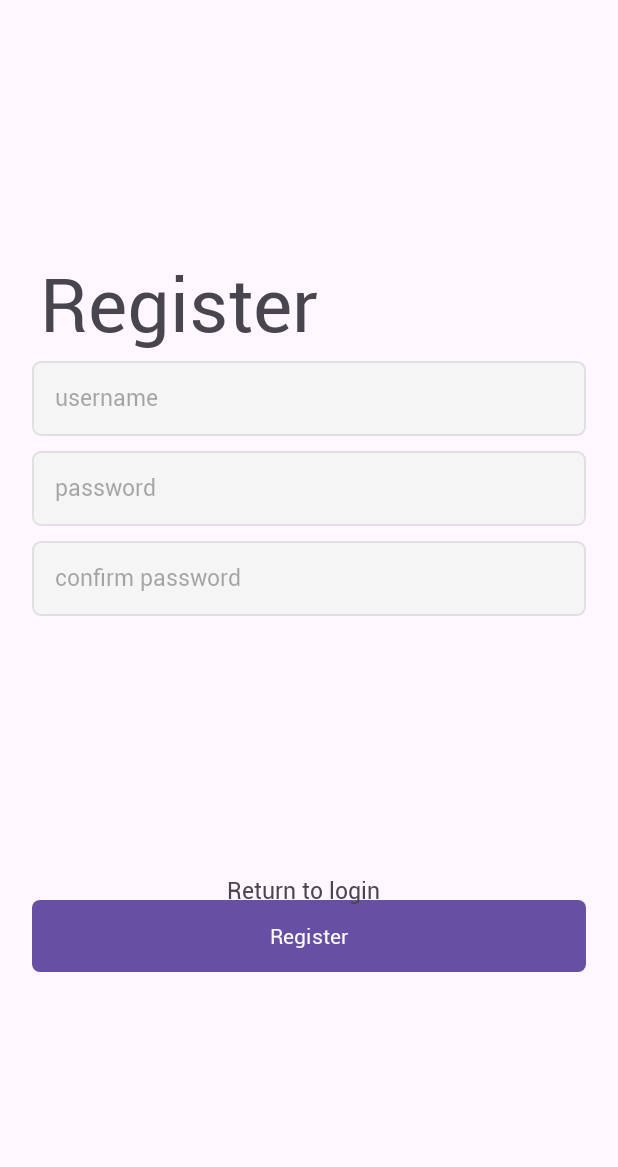
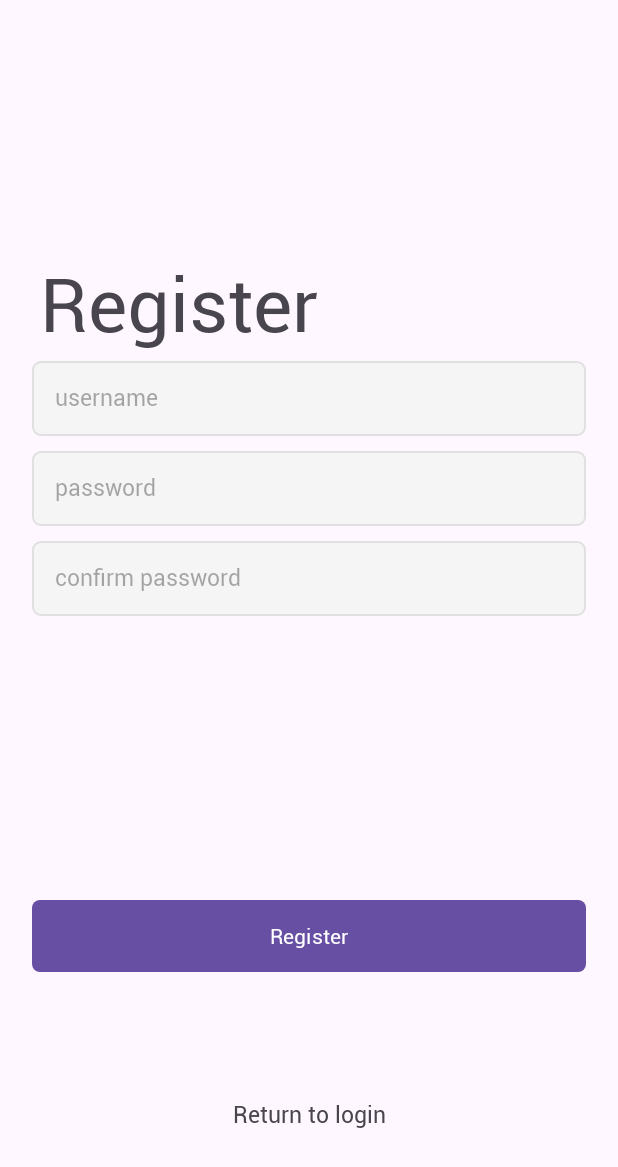
Before and after one commit to jvogt23/Schmotify, an Android app: the RegisterFragment screen opened through its navigation route, on a phone screen of 412 x 824 dp. Shown: the top 1167 px of the screen. Run offline under Robolectric (Android 15) with nearby library versions, the phone set to English and light mode, and no system bars; our stand-ins replace Firebase (no records; nobody signed in at launch, a user with empty details on screens opened directly).

Commit message:
Navigation between Login and Register Screen

```diff
--- a/app/src/main/java/com/example/schmotify/LoginActivity.java
+++ b/app/src/main/java/com/example/schmotify/LoginActivity.java
@@ -3,6 +3,7 @@ package com.example.schmotify;
 import android.os.Bundle;
 
 import com.example.schmotify.databinding.ActivityLoginBinding;
+import com.example.schmotify.ui.login.LoginFragment;
 
 import androidx.appcompat.app.AppCompatActivity;
 
@@ -10,12 +11,14 @@ import android.view.View;
 import android.widget.Button;
 import android.widget.TextView;
 
+import androidx.fragment.app.Fragment;
 import androidx.navigation.NavController;
 import androidx.navigation.fragment.NavHostFragment;
 
 public class LoginActivity extends AppCompatActivity {
 
     private ActivityLoginBinding binding;
+    private NavController navController;
 
     @Override
     protected void onCreate(Bundle savedInstanceState) {
@@ -29,39 +32,39 @@ public class LoginActivity extends AppCompatActivity {
                 (NavHostFragment) getSupportFragmentManager()
                         .findFragmentById(R.id.nav_host_fragment_activity_login);
         assert navHostFragment != null;
-        NavController navController = navHostFragment.getNavController();
+        navController = navHostFragment.getNavController();
+    }
+
+    public void onRegSwapClicked() {
+        navController.navigate(R.id.action_navigation_login_to_navigation_register);
+    }
+
+    public void onLogSwapClicked() {
+        navController.navigate(R.id.action_navigation_register_to_navigation_login);
+    }
 
 
+//        if (navHostFragment.getChildFragmentManager().getFragments().get(1).getView().findViewById(R.id.returnToLogin) != null) {
+//            TextView reg2Sign = (TextView) findViewById(R.id.returnToLogin);
+//            reg2Sign.setOnClickListener(new View.OnClickListener()
+//            {
+//                public void onClick(View view)
+//                {
+//                    navController.navigate(R.id.action_navigation_register_to_navigation_login);
+//                }
+//            });
+//        }
+//
+//
+//        if (navHostFragment.getChildFragmentManager().getFragments().get(2).getView().findViewById(R.id.retFromError) != null) {
+//            Button retFromError = (Button) findViewById(R.id.retFromError);
+//            retFromError.setOnClickListener(new View.OnClickListener()
+//            {
+//                public void onClick(View view)
+//                {
+//                    navController.navigate(R.id.action_navigation_error_to_navigation_register);
+//                }
+//            });
+//        }
 
-        TextView sign2Reg = (TextView) findViewById(R.id.signToReg);
-        sign2Reg.setOnClickListener(new View.OnClickListener()
-        {
-            public void onClick(View view)
-            {
-                navController.navigate(R.id.action_navigation_login_to_navigation_register);
-            }
-        });
-
-
-
-        TextView reg2Sign = (TextView) findViewById(R.id.returnToLogin);
-        reg2Sign.setOnClickListener(new View.OnClickListener()
-        {
-            public void onClick(View view)
-            {
-                navController.navigate(R.id.action_navigation_register_to_navigation_login);
-            }
-        });
-
-
-
-        Button retFromError = (Button) findViewById(R.id.retFromError);
-        reg2Sign.setOnClickListener(new View.OnClickListener()
-        {
-            public void onClick(View view)
-            {
-                navController.navigate(R.id.action_navigation_error_to_navigation_register);
-            }
-        });
-    }
 }
--- a/app/src/main/java/com/example/schmotify/ui/login/LoginFragment.java
+++ b/app/src/main/java/com/example/schmotify/ui/login/LoginFragment.java
@@ -11,9 +11,11 @@ import android.util.Log;
 import android.view.LayoutInflater;
 import android.view.View;
 import android.view.ViewGroup;
+import android.widget.TextView;
 import android.widget.Toast;
 import android.widget.Button;
 
+import com.example.schmotify.LoginActivity;
 import com.example.schmotify.R;
 import com.google.android.gms.tasks.Task;
 import com.google.firebase.*;
@@ -36,7 +38,18 @@ public class LoginFragment extends Fragment {
 
         mAuth = FirebaseAuth.getInstance();
         // Inflate the layout for this fragment
-        return inflater.inflate(R.layout.fragment_login, container, false);
+        View rootView = inflater.inflate(R.layout.fragment_login, container, false);
+        TextView sign2Reg = (TextView) rootView.findViewById(R.id.signToReg);
+        sign2Reg.setOnClickListener(new View.OnClickListener()
+        {
+            public void onClick(View view)
+            {
+                if (getActivity() instanceof LoginActivity) {
+                ((LoginActivity) getActivity()).onRegSwapClicked();
+                }
+            }
+        });
+        return rootView;
     }
 
     @Override
--- a/app/src/main/java/com/example/schmotify/ui/login/RegisterFragment.java
+++ b/app/src/main/java/com/example/schmotify/ui/login/RegisterFragment.java
@@ -12,8 +12,10 @@ import android.view.LayoutInflater;
 import android.view.View;
 import android.view.ViewGroup;
 import android.widget.Button;
+import android.widget.TextView;
 import android.widget.Toast;
 
+import com.example.schmotify.LoginActivity;
 import com.example.schmotify.R;
 import com.google.android.gms.tasks.OnCompleteListener;
 import com.google.android.gms.tasks.Task;
@@ -35,7 +37,18 @@ public class RegisterFragment extends Fragment {
                              Bundle savedInstanceState) {
         // Inflate the layout for this fragment
         mAuth = FirebaseAuth.getInstance();
-        return inflater.inflate(R.layout.fragment_register, container, false);
+        View rootView = inflater.inflate(R.layout.fragment_register, container, false);
+        TextView reg2Sign = (TextView) rootView.findViewById(R.id.returnToLogin);
+        reg2Sign.setOnClickListener(new View.OnClickListener()
+        {
+            public void onClick(View view)
+            {
+                if (getActivity() instanceof LoginActivity) {
+                    ((LoginActivity) getActivity()).onLogSwapClicked();
+                }
+            }
+        });
+        return rootView;
     }
 
     @Override
--- a/app/src/main/res/layout/fragment_register.xml
+++ b/app/src/main/res/layout/fragment_register.xml
@@ -1,6 +1,7 @@
 <?xml version="1.0" encoding="utf-8"?>
 <LinearLayout
     xmlns:android="http://schemas.android.com/apk/res/android"
+    xmlns:app="http://schemas.android.com/apk/res-auto"
     xmlns:tools="http://schemas.android.com/tools"
     android:layout_width="match_parent"
     android:layout_height="match_parent"
@@ -60,7 +61,7 @@
         android:background="@drawable/et_custom"
         android:textSize="15sp" />
 
-    <RelativeLayout
+    <androidx.constraintlayout.widget.ConstraintLayout
         android:layout_width="match_parent"
         android:layout_height="0dp"
         android:layout_weight="1">
@@ -69,27 +70,30 @@
             android:id="@+id/btn_register"
             android:layout_width="match_parent"
             android:layout_height="wrap_content"
+            android:layout_centerInParent="true"
             android:background="@drawable/btn_custom"
             android:fontFamily="@font/roboto_regular"
             android:layout_marginLeft="20dp"
             android:layout_marginRight="20dp"
-            android:layout_marginBottom="30dp"
-            android:layout_centerInParent="true"
+            android:text="@string/register"
             android:textColor="@android:color/white"
-            android:text="@string/register"/>
+            app:layout_constraintBottom_toBottomOf="parent"
+            app:layout_constraintTop_toTopOf="parent"
+            tools:layout_editor_absoluteX="33dp" />
 
         <TextView
             android:id="@+id/returnToLogin"
             android:layout_width="wrap_content"
             android:layout_height="wrap_content"
-            android:layout_alignEnd="@+id/btn_register"
-            android:layout_alignParentBottom="true"
-            android:layout_marginEnd="137dp"
-            android:layout_marginBottom="233dp"
+            android:layout_below="@+id/btn_register"
             android:fontFamily="@font/roboto_regular"
             android:text="@string/swipe_right_for_login"
-            android:textSize="15sp" />
+            android:textSize="15sp"
+            app:layout_constraintBottom_toBottomOf="parent"
+            app:layout_constraintEnd_toEndOf="parent"
+            app:layout_constraintStart_toStartOf="parent"
+            app:layout_constraintTop_toBottomOf="@+id/btn_register" />
 
-    </RelativeLayout>
+    </androidx.constraintlayout.widget.ConstraintLayout>
 
 </LinearLayout>
```
Also changed, not shown: app/src/main/res/layout/fragment_login.xml (+18 -10 lines).
